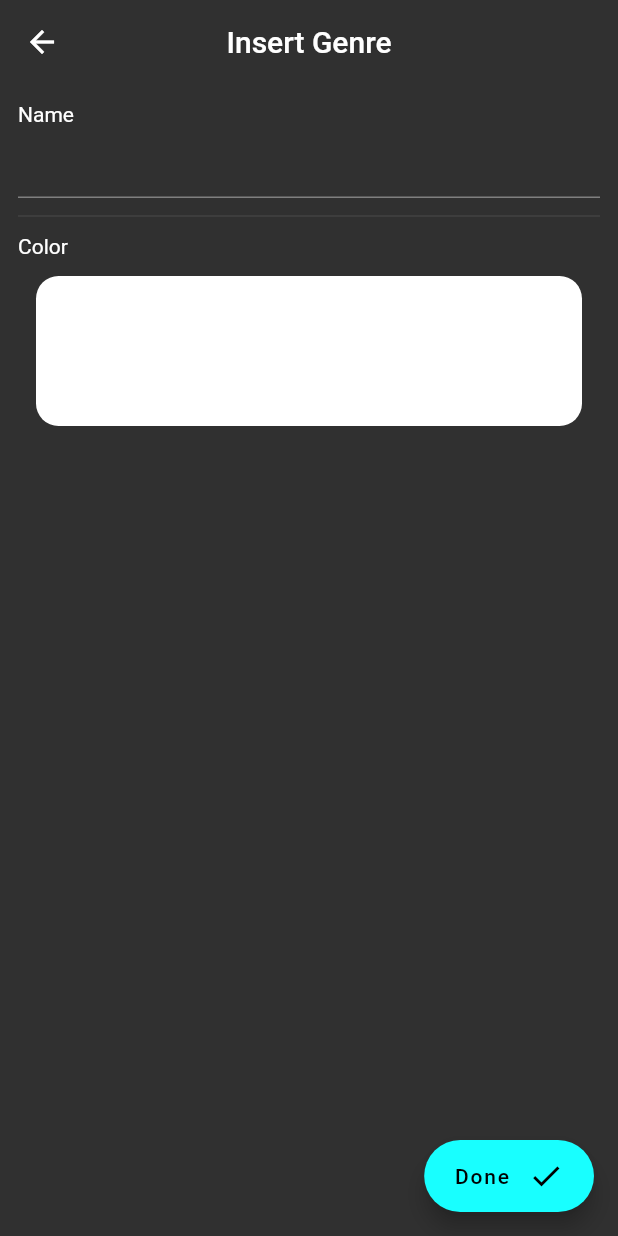
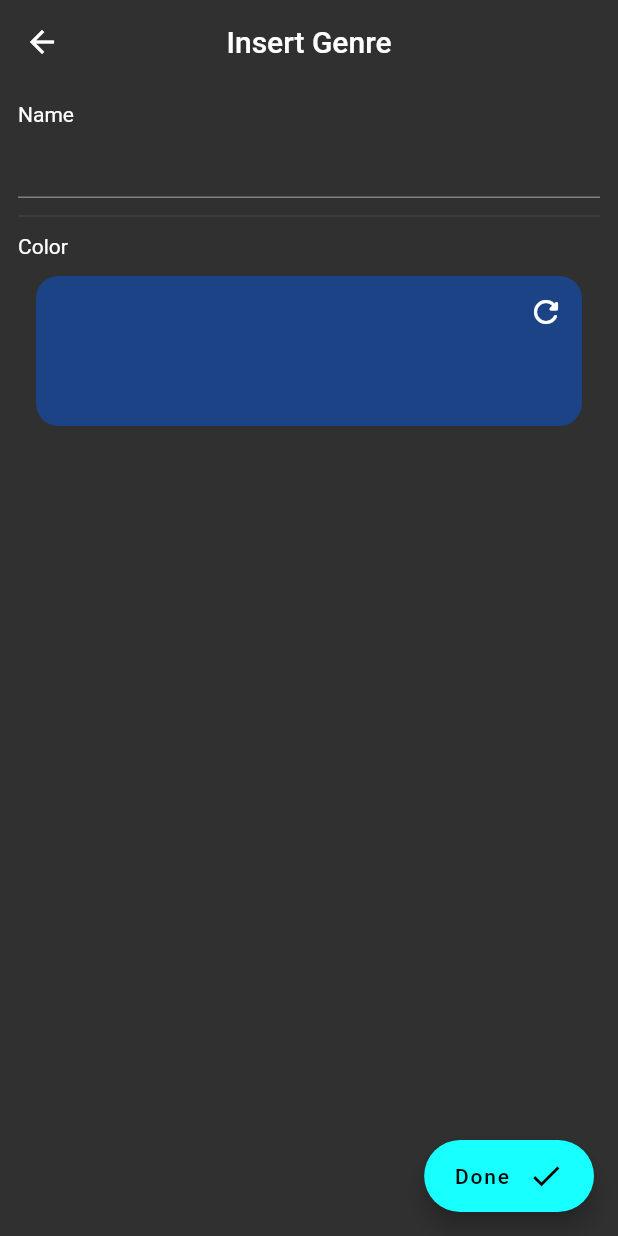
Before and after one commit to Mathorga/Shelfless, a Flutter app: the EditGenreScreen screen opened by its route, on a phone screen of 412 x 824 dp. Run offline on Flutter 3.47's test engine with Material 2 defaults, Android fonts, the light colour scheme and no system bars; our stand-ins replace flutter_colorpicker, hive, hive_flutter; accounts and stored records are empty; generated files the repository leaves out were written again.

Commit message:
UI/UX update and bugfix

```diff
--- a/lib/models/genre.dart
+++ b/lib/models/genre.dart
@@ -5,10 +5,10 @@ part 'genre.g.dart';
 @HiveType(typeId: 2)
 class Genre extends HiveObject {
   @HiveField(0)
-  final String name;
+  String name;
 
   @HiveField(1)
-  final int color;
+  int color;
 
   Genre({
     required this.name,
--- a/lib/screens/edit_author_screen.dart
+++ b/lib/screens/edit_author_screen.dart
@@ -50,6 +50,7 @@ class _EditAuthorScreenState extends State<EditAuthorScreen> {
               const Text("First Name"),
               TextFormField(
                 initialValue: _author.firstName,
+                textCapitalization: TextCapitalization.words,
                 onChanged: (String value) => _author.firstName = value,
               ),
               const SizedBox(
@@ -59,6 +60,7 @@ class _EditAuthorScreenState extends State<EditAuthorScreen> {
               const Text("Last Name"),
               TextFormField(
                 initialValue: _author.lastName,
+                textCapitalization: TextCapitalization.words,
                 onChanged: (String value) => _author.lastName = value,
               ),
               const SizedBox(
--- a/lib/screens/edit_genre_screen.dart
+++ b/lib/screens/edit_genre_screen.dart
@@ -19,26 +19,48 @@ class EditGenreScreen extends StatefulWidget {
 }
 
 class _EditGenreScreenState extends State<EditGenreScreen> {
-  String name = "";
-  int color = Colors.white.value;
+  late Genre _genre;
+
+  // Insert flag: tells whether the widget is used for adding or editing an author.
+  bool _inserting = true;
+
+  @override
+  void initState() {
+    super.initState();
+
+    _genre = Genre(
+      name: "",
+      color: randomColor(),
+    );
+  }
 
   @override
   Widget build(BuildContext context) {
     // Fetch provider to save changes.
     final GenresProvider genresProvider = Provider.of(context, listen: false);
 
+    // Fetch passed arguments.
+    Genre? receivedGenre = ModalRoute.of(context)!.settings.arguments as Genre?;
+    _inserting = receivedGenre == null;
+
+    if (!_inserting) {
+      _genre = receivedGenre!;
+    }
+
     return UnfocusWidget(
       child: Scaffold(
         appBar: AppBar(
-          title: const Text("Insert Genre"),
+          title: Text("${_inserting ? "Insert" : "Edit"} Genre"),
         ),
         body: Padding(
           padding: const EdgeInsets.all(12.0),
           child: ListView(
             children: [
               const Text("Name"),
-              TextField(
-                onChanged: (String value) => name = value,
+              TextFormField(
+                initialValue: _genre.name,
+                textCapitalization: TextCapitalization.words,
+                onChanged: (String value) => _genre.name = value,
               ),
               const SizedBox(
                 height: 24.0,
@@ -58,10 +80,13 @@ class _EditGenreScreenState extends State<EditGenreScreen> {
                           title: const Text("Pick a color"),
                           content: SingleChildScrollView(
                             child: ColorPicker(
-                              pickerColor: Color(color),
+                              enableAlpha: false,
+                              hexInputBar: true,
+                              pickerAreaBorderRadius: BorderRadius.circular(15.0),
+                              pickerColor: Color(_genre.color),
                               onColorChanged: (Color pickedColor) {
                                 setState(() {
-                                  color = pickedColor.value;
+                                  _genre.color = pickedColor.value;
                                 });
                               },
                             ),
@@ -84,7 +109,7 @@ class _EditGenreScreenState extends State<EditGenreScreen> {
                       Container(
                         decoration: BoxDecoration(
                           borderRadius: BorderRadius.circular(15.0),
-                          color: Color(color),
+                          color: Color(_genre.color),
                         ),
                         height: 100,
                         width: double.infinity,
@@ -95,7 +120,7 @@ class _EditGenreScreenState extends State<EditGenreScreen> {
                             onPressed: () {
                               // Pick a random color.
                               setState(() {
-                                color = (Random().nextDouble() * 0x00FFFFFF + 0xFF000000).toInt();
+                                _genre.color = randomColor();
                               });
                             },
                             icon: const Icon(Icons.refresh_rounded)),
@@ -112,13 +137,8 @@ class _EditGenreScreenState extends State<EditGenreScreen> {
         ),
         floatingActionButton: FloatingActionButton.extended(
           onPressed: () {
-            // Actually save a new genre.
-            final Genre genre = Genre(
-              name: name.trim(),
-              // color: (Random().nextDouble() * 0x00FFFFFF + 0xFF000000).toInt(),
-              color: color,
-            );
-            genresProvider.addGenre(genre);
+            // Actually save the genre.
+            _inserting ? genresProvider.addGenre(_genre) : genresProvider.updateGenre(_genre);
             Navigator.of(context).pop();
           },
           label: Row(
@@ -132,4 +152,6 @@ class _EditGenreScreenState extends State<EditGenreScreen> {
       ),
     );
   }
+
+  int randomColor() => (Random().nextDouble() * 0x00FFFFFF + 0xFF000000).toInt();
 }
--- a/lib/utils/color_utils.dart
+++ /dev/null
@@ -1,4 +0,0 @@
-import 'package:flutter/material.dart';
-
-/// Converts the given color code to a dimmed version used for display purposes.
-Color genreColor(int colorCode) => HSLColor.fromColor(Color(colorCode)).withLightness(0.4).toColor();
--- a/lib/widgets/author_preview_widget.dart
+++ b/lib/widgets/author_preview_widget.dart
@@ -14,7 +14,7 @@ class AuthorPreviewWidget extends StatelessWidget {
   Widget build(BuildContext context) {
     return Card(
       child: Align(
-        alignment: Alignment.bottomCenter,
+        alignment: Alignment.bottomLeft,
         child: Padding(
           padding: const EdgeInsets.all(12.0),
           child: Text(
--- a/lib/widgets/genre_preview_widget.dart
+++ b/lib/widgets/genre_preview_widget.dart
@@ -14,7 +14,6 @@ class GenrePreviewWidget extends StatelessWidget {
   Widget build(BuildContext context) {
     return Card(
       color: Color(genre.color),
-      elevation: 0.0,
       child: Center(
         child: Padding(
           padding: const EdgeInsets.all(12.0),
--- a/lib/widgets/genres_overview_widget.dart
+++ b/lib/widgets/genres_overview_widget.dart
@@ -1,7 +1,6 @@
 import 'package:flutter/material.dart';
 
 import 'package:provider/provider.dart';
-import 'package:shelfish/models/book.dart';
 
 import 'package:shelfish/providers/genres_provider.dart';
 import 'package:shelfish/screens/books_screen.dart';
@@ -66,6 +65,7 @@ class _GenresOverviewWidgetState extends State<GenresOverviewWidget> {
               ),
         floatingActionButton: FloatingActionButton(
           onPressed: () {
+            // Create new genre.
             Navigator.of(context).pushNamed(EditGenreScreen.routeName);
           },
           child: const Icon(Icons.add_rounded),
```
Also changed, not shown: lib/screens/edit_book_screen.dart (+8 -6 lines), lib/widgets/authors_overview_widget.dart (+8 -5 lines). Lines whose indentation alone changed are shown as unchanged.
